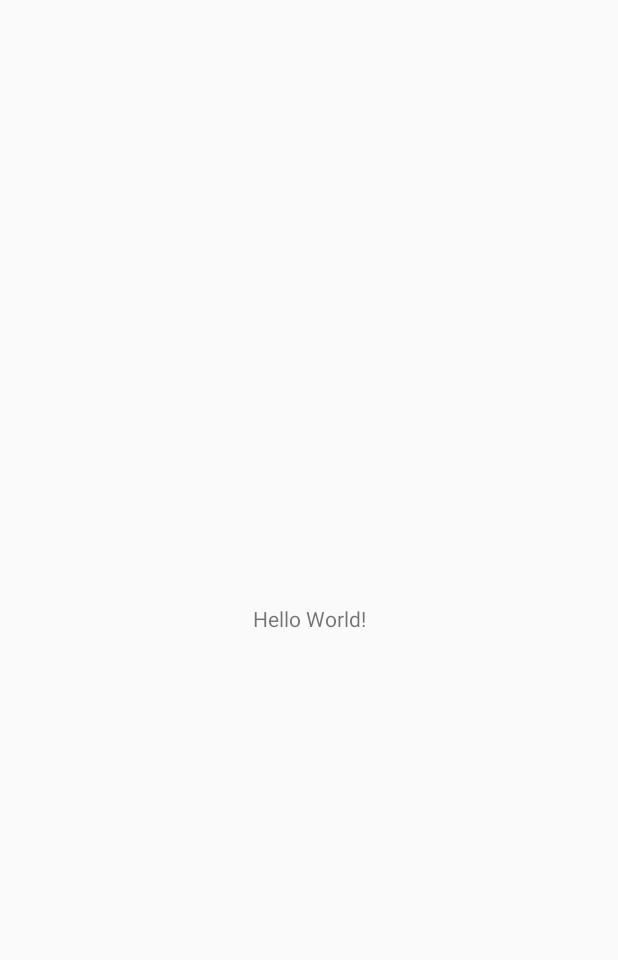
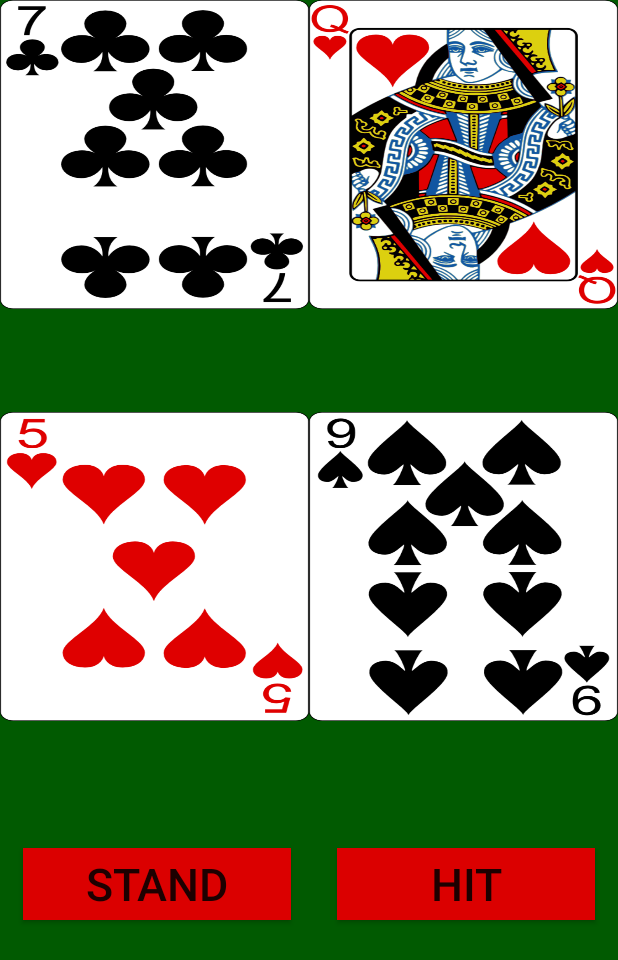
Before and after one commit to Segev29/BlackjackSegev1, an Android app: the screen it shows after launch (MainActivity before the commit, GameActivity after it), on a phone screen of 412 x 824 dp. Before the commit the part shown is almost empty. Shown: the top 960 px of the screen. Run offline under Robolectric (Android 15) with nearby library versions, the phone set to English and light mode, and no system bars.

Commit message:
added GameView

```diff
--- a/app/src/main/java/com/example/blackjacksegev/GameActivity.java
+++ b/app/src/main/java/com/example/blackjacksegev/GameActivity.java
@@ -3,12 +3,34 @@ package com.example.blackjacksegev;
 import androidx.appcompat.app.AppCompatActivity;
 
 import android.os.Bundle;
+import android.widget.LinearLayout;
+
+import java.util.ArrayList;
 
 public class GameActivity extends AppCompatActivity {
+    private GameView gameView;
+    private CardDeck deck;
+    private ArrayList<Card> player;
+    private ArrayList<Card> computer;
 
     @Override
     protected void onCreate(Bundle savedInstanceState) {
         super.onCreate(savedInstanceState);
         setContentView(R.layout.activity_game);
+        deck = new CardDeck(this);
+        player = new ArrayList<>();
+        computer = new ArrayList<>();
+        LinearLayout layout1 = findViewById(R.id.canvasView);
+
+        fill();
+        gameView = new GameView(this,player,computer);
+        layout1.addView(gameView);
+    }
+
+    private void fill() {
+        player.add(deck.remover());
+        computer.add(deck.remover());
+        player.add(deck.remover());
+        computer.add(deck.remover());
     }
 }
--- /dev/null
+++ b/app/src/main/java/com/example/blackjacksegev/GameView.java
@@ -0,0 +1,47 @@
+package com.example.blackjacksegev;
+
+import android.content.Context;
+import android.graphics.Bitmap;
+import android.graphics.Canvas;
+import android.graphics.Paint;
+import android.view.View;
+
+import androidx.annotation.NonNull;
+
+import com.example.blackjacksegev.Card;
+
+import java.util.ArrayList;
+
+public class GameView extends View {
+    private ArrayList<Card> player;
+    private ArrayList<Card> computer;
+    private Bitmap bitmap;
+    public GameView(Context context,ArrayList<Card> player,ArrayList<Card> computer) {
+        super(context);
+        this.player = player;
+        this.computer = computer;
+    }
+
+    @Override
+    protected void onDraw(@NonNull Canvas canvas) {
+        super.onDraw(canvas);
+        int height = canvas.getHeight();
+        int width = canvas.getWidth();
+        int width2 = 0;
+        Paint paint = new Paint();
+        Bitmap cardontable;
+        for (int i = 0; i < player.size(); i++) {
+            cardontable = Bitmap.createScaledBitmap(player.get(i).getBitmap(), width/player.size(), width/player.size(), true);
+            canvas.drawBitmap(cardontable,width2,height/2,paint);
+            width2 = width2 + width/player.size();
+
+        }
+        width2 = 0;
+        for (int i = 0; i < computer.size(); i++) {
+            cardontable = Bitmap.createScaledBitmap(computer.get(i).getBitmap(), width/computer.size(), width/computer.size(), true);
+            canvas.drawBitmap(cardontable,width2,0,paint);
+            width2 = width2 + width/player.size();
+        }
+
+    }
+}
--- a/app/src/main/java/com/example/blackjacksegev/MainActivity.java
+++ b/app/src/main/java/com/example/blackjacksegev/MainActivity.java
@@ -2,6 +2,7 @@ package com.example.blackjacksegev;
 
 import androidx.appcompat.app.AppCompatActivity;
 
+import android.content.Intent;
 import android.os.Bundle;
 
 public class MainActivity extends AppCompatActivity {
@@ -10,5 +11,7 @@ public class MainActivity extends AppCompatActivity {
     protected void onCreate(Bundle savedInstanceState) {
         super.onCreate(savedInstanceState);
         setContentView(R.layout.activity_main);
+        Intent intent = new Intent(this, GameActivity.class);
+        startActivity(intent);
     }
 }
--- a/app/src/main/res/layout/activity_game.xml
+++ b/app/src/main/res/layout/activity_game.xml
@@ -10,6 +10,7 @@
     <LinearLayout
         android:layout_width="match_parent"
         android:layout_height="550dp"
+        android:id="@+id/canvasView"
         android:background="#015A01"></LinearLayout>
     <LinearLayout
         android:layout_width="match_parent"
```
